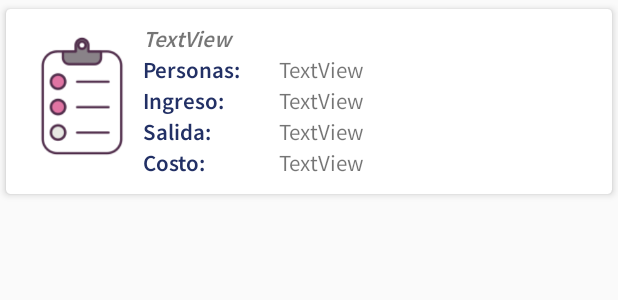
After one commit to FaustoCCR/ruta-del-valle-mobile, an Android app: the layout lista_misreservas.xml on its own in the app's theme, with its tools: preview values and no code run, on a phone screen of 412 x 824 dp. The commit adds this screen. Shown: the top 300 px of the screen. Run offline under Robolectric (Android 15) with nearby library versions, the phone set to English and light mode, and no system bars.

Commit message:
Vista Mis reservas

```diff
--- a/app/src/main/java/com/ruta_del_valle/app_hosteria/rest_api/io/MyApiService.java
+++ b/app/src/main/java/com/ruta_del_valle/app_hosteria/rest_api/io/MyApiService.java
@@ -3,6 +3,7 @@ package com.ruta_del_valle.app_hosteria.rest_api.io;
 import com.ruta_del_valle.app_hosteria.rest_api.model.Habitacion;
 import com.ruta_del_valle.app_hosteria.rest_api.model.LoginUsuario;
 import com.ruta_del_valle.app_hosteria.rest_api.model.Mensaje;
+import com.ruta_del_valle.app_hosteria.rest_api.model.MiReserva;
 import com.ruta_del_valle.app_hosteria.rest_api.model.NuevoUsuario;
 import com.ruta_del_valle.app_hosteria.rest_api.model.Reserva;
 import com.ruta_del_valle.app_hosteria.rest_api.security.JwtDto;
@@ -44,5 +45,10 @@ public interface MyApiService {
     Call<Reserva> createReserva(@Body Reserva reserva);
 
 
+    //Mis Reservas
+    @GET("api/reserva/usuario/{username}")
+    Call<List<MiReserva>> infoReservaByUsername(@Path("username") String username);
+
+
 
 }
--- /dev/null
+++ b/app/src/main/res/layout/lista_misreservas.xml
@@ -0,0 +1,150 @@
+<?xml version="1.0" encoding="utf-8"?>
+<androidx.cardview.widget.CardView
+    xmlns:android="http://schemas.android.com/apk/res/android"
+    xmlns:app="http://schemas.android.com/apk/res-auto"
+    android:layout_width="match_parent"
+    android:orientation="vertical"
+    android:layout_height="wrap_content"
+    app:cardCornerRadius="3dp"
+    app:cardElevation="3dp"
+    app:cardUseCompatPadding="true"
+    >
+
+
+    <LinearLayout
+        android:layout_width="match_parent"
+        android:layout_height="wrap_content"
+        android:orientation="horizontal"
+        android:padding="10dp">
+
+        <ImageView
+            android:id="@+id/ivAssigment"
+            android:layout_width="6dp"
+            android:layout_height="96dp"
+            android:layout_weight="2"
+            app:srcCompat="@drawable/assigments_icon" />
+
+        <LinearLayout
+            android:layout_width="0dp"
+            android:layout_height="wrap_content"
+            android:layout_weight="8"
+            android:orientation="vertical">
+
+            <LinearLayout
+                android:layout_width="match_parent"
+                android:layout_height="match_parent"
+                android:orientation="horizontal">
+
+                <TextView
+                    android:id="@+id/tvInfoHb"
+                    android:layout_width="match_parent"
+                    android:layout_height="wrap_content"
+                    android:text="TextView"
+                    android:fontFamily="@font/source_sans_pro_semibold"
+                    android:textSize="15sp"
+                    android:textStyle="italic"
+                    />
+            </LinearLayout>
+
+            <LinearLayout
+                android:layout_width="match_parent"
+                android:layout_height="match_parent"
+                android:orientation="horizontal">
+
+                <TextView
+                    android:id="@+id/textView36"
+                    android:layout_width="0dp"
+                    android:layout_height="wrap_content"
+                    android:layout_weight="3"
+                    android:text="@string/tagPersonas"
+                    android:textColor="@color/input"
+                    android:fontFamily="@font/source_sans_pro_semibold"
+                    android:textSize="15sp"/>
+
+                <TextView
+                    android:id="@+id/tvPersonas"
+                    android:layout_width="0dp"
+                    android:layout_height="wrap_content"
+                    android:layout_weight="7"
+                    android:text="TextView"
+                    android:fontFamily="@font/source_sans_pro_regular"
+                    android:textSize="15sp"/>
+            </LinearLayout>
+
+            <LinearLayout
+                android:layout_width="match_parent"
+                android:layout_height="match_parent"
+                android:orientation="horizontal">
+
+                <TextView
+                    android:id="@+id/textView38"
+                    android:layout_width="0dp"
+                    android:layout_height="wrap_content"
+                    android:layout_weight="3"
+                    android:text="@string/tagIngresoReserva"
+                    android:textColor="@color/input"
+                    android:fontFamily="@font/source_sans_pro_semibold"
+                    android:textSize="15sp"/>
+
+                <TextView
+                    android:id="@+id/tvIngreso"
+                    android:layout_width="0dp"
+                    android:layout_height="wrap_content"
+                    android:layout_weight="7"
+                    android:text="TextView"
+                    android:fontFamily="@font/source_sans_pro_regular"
+                    android:textSize="15sp"/>
+            </LinearLayout>
+
+            <LinearLayout
+                android:layout_width="match_parent"
+                android:layout_height="match_parent"
+                android:orientation="horizontal">
+
+                <TextView
+                    android:id="@+id/textView40"
+                    android:layout_width="0dp"
+                    android:layout_height="wrap_content"
+                    android:layout_weight="3"
+                    android:text="@string/tagSalidaReserva"
+                    android:textColor="@color/input"
+                    android:fontFamily="@font/source_sans_pro_semibold"
+                    android:textSize="15sp"/>
+
+                <TextView
+                    android:id="@+id/tvSalida"
+                    android:layout_width="0dp"
+                    android:layout_height="wrap_content"
+                    android:layout_weight="7"
+                    android:text="TextView"
+                    android:fontFamily="@font/source_sans_pro_regular"
+                    android:textSize="15sp"/>
+            </LinearLayout>
+
+            <LinearLayout
+                android:layout_width="match_parent"
+                android:layout_height="match_parent"
+                android:orientation="horizontal">
+
+                <TextView
+                    android:id="@+id/textView42"
+                    android:layout_width="0dp"
+                    android:layout_height="wrap_content"
+                    android:layout_weight="3"
+                    android:text="@string/tagCostoTotal"
+                    android:textColor="@color/input"
+                    android:fontFamily="@font/source_sans_pro_semibold"
+                    android:textSize="15sp"/>
+
+                <TextView
+                    android:id="@+id/tvCostoMiReserva"
+                    android:layout_width="0dp"
+                    android:layout_height="wrap_content"
+                    android:layout_weight="7"
+                    android:text="TextView"
+                    android:fontFamily="@font/source_sans_pro_regular"
+                    android:textSize="15sp"/>
+            </LinearLayout>
+        </LinearLayout>
+    </LinearLayout>
+</androidx.cardview.widget.CardView>
--- a/app/src/main/res/menu/drawer_menu.xml
+++ b/app/src/main/res/menu/drawer_menu.xml
@@ -25,9 +25,9 @@
                 android:title="Perfil">
             </item>
             <item
-                android:id="@+id/settings"
-                android:icon="@drawable/ic_settings"
-                android:title="Ajustes">
+                android:id="@+id/myReservations"
+                android:icon="@drawable/ic_assignment"
+                android:title="Mis Reservas">
             </item>
 
         </menu>
--- a/app/src/main/res/values/strings.xml
+++ b/app/src/main/res/values/strings.xml
@@ -80,4 +80,12 @@
     <string name="tagFechaSalida">Fecha Salida</string>
     <string name="tagTotalPago">Pago Total:</string>
     <string name="phTvTotalPago">$0.00</string>
+
+    <!-- Fragment Mis Reservas -->
+    <string name="titleMisReservas">Reservas Realizadas</string>
+    <string name="tagHabitacionReservada">Habitación:</string>
+    <string name="tagPersonas">Personas:</string>
+    <string name="tagIngresoReserva">Ingreso:</string>
+    <string name="tagSalidaReserva">Salida:</string>
+    <string name="tagCostoTotal">Costo:</string>
 </resources>
```
Also changed, not shown: app/src/main/java/com/ruta_del_valle/app_hosteria/NavigationDrawer.java (+8 -1 lines), app/src/main/java/com/ruta_del_valle/app_hosteria/adapters/MisReservasAdapter.java (added, +85 -0 lines), app/src/main/java/com/ruta_del_valle/app_hosteria/fragments/MisReservas_Fragment.java (added, +81 -0 lines), app/src/main/java/com/ruta_del_valle/app_hosteria/rest_api/model/MiReserva.java (added, +92 -0 lines), app/src/main/res/drawable/ic_assignment.xml (added, +11 -0 lines), app/src/main/res/layout/fragment_mis_reservas_.xml (added, +26 -0 lines), app/src/main/res/drawable/assigments_icon.png (added).
